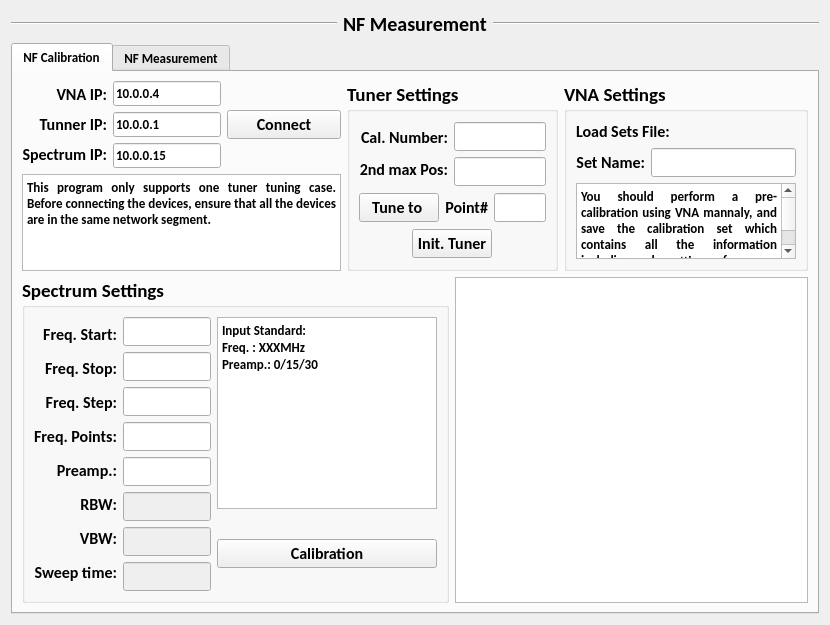
Old version of the form Ui_Lib/Tuner_noise_calibration.ui in the repository tickyboy/GaNology_remote.
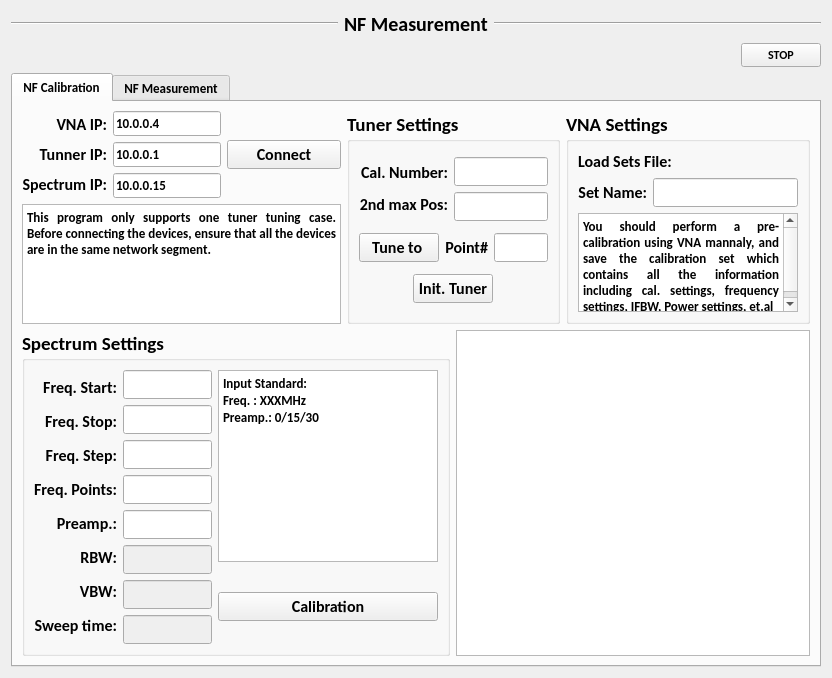
New version of the form.

Patch:
```diff
--- a/Ui_Lib/Tuner_noise_calibration.ui
+++ b/Ui_Lib/Tuner_noise_calibration.ui
@@ -6,8 +6,8 @@
    <rect>
     <x>0</x>
     <y>0</y>
-    <width>830</width>
-    <height>625</height>
+    <width>832</width>
+    <height>678</height>
    </rect>
   </property>
   <property name="windowTitle">
@@ -18,9 +18,6 @@
   </property>
   <layout class="QGridLayout" name="gridLayout_5">
    <item row="0" column="0">
-    <layout class="QVBoxLayout" name="verticalLayout_6"/>
-   </item>
-   <item row="1" column="1">
     <layout class="QHBoxLayout" name="horizontalLayout">
      <item>
       <widget class="Line" name="line">
@@ -65,7 +62,38 @@
      </item>
     </layout>
    </item>
-   <item row="2" column="1">
+   <item row="1" column="0">
+    <layout class="QHBoxLayout" name="horizontalLayout_8">
+     <item>
+      <spacer name="horizontalSpacer_5">
+       <property name="orientation">
+        <enum>Qt::Horizontal</enum>
+       </property>
+       <property name="sizeHint" stdset="0">
+        <size>
+         <width>572</width>
+         <height>20</height>
+        </size>
+       </property>
+      </spacer>
+     </item>
+     <item>
+      <widget class="QPushButton" name="Stop_Button">
+       <property name="font">
+        <font>
+         <family>Calibri</family>
+         <weight>75</weight>
+         <bold>true</bold>
+        </font>
+       </property>
+       <property name="text">
+        <string>STOP</string>
+       </property>
+      </widget>
+     </item>
+    </layout>
+   </item>
+   <item row="2" column="0">
     <widget class="QTabWidget" name="tabWidget">
      <property name="font">
       <font>
```
